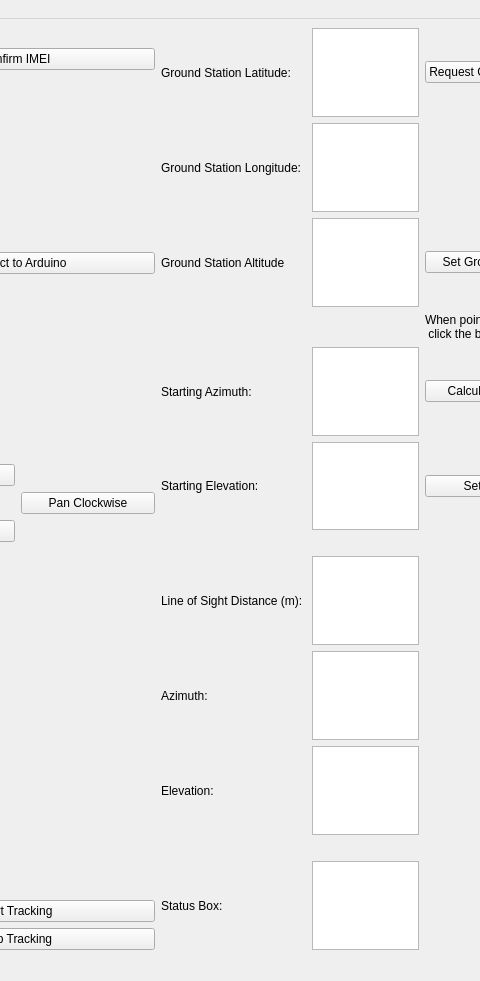
Old version of the form correctGridLayout.ui in the repository mathias314/Ground-Station-Tracker; both pictures show x 419 to 899 and y 0 to 981 of the 1039 by 981 pixel window.
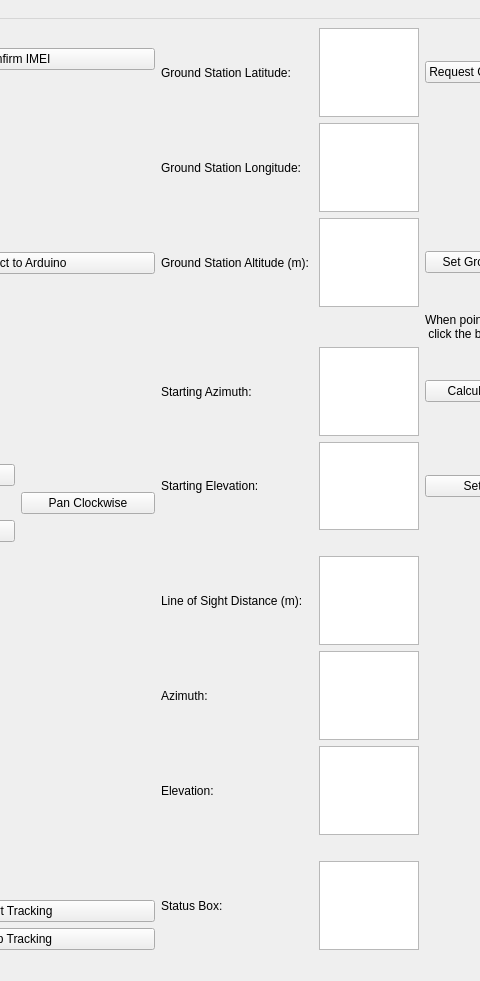
New version of the form. Icons and pictures are not drawn.

Commit message: slight adjustments to GUI appearance and messages

What changed in the file:
```diff
--- a/correctGridLayout.ui
+++ b/correctGridLayout.ui
@@ -164,7 +164,7 @@
       <item row="2" column="0">
        <widget class="QLabel" name="label_3">
         <property name="text">
-         <string>Ground Station Altitude</string>
+         <string>Ground Station Altitude (m): </string>
         </property>
        </widget>
       </item>
```
Left out of the diff: 32 changed lines with no effect on the pictures. The commit also changes 2 other files.
